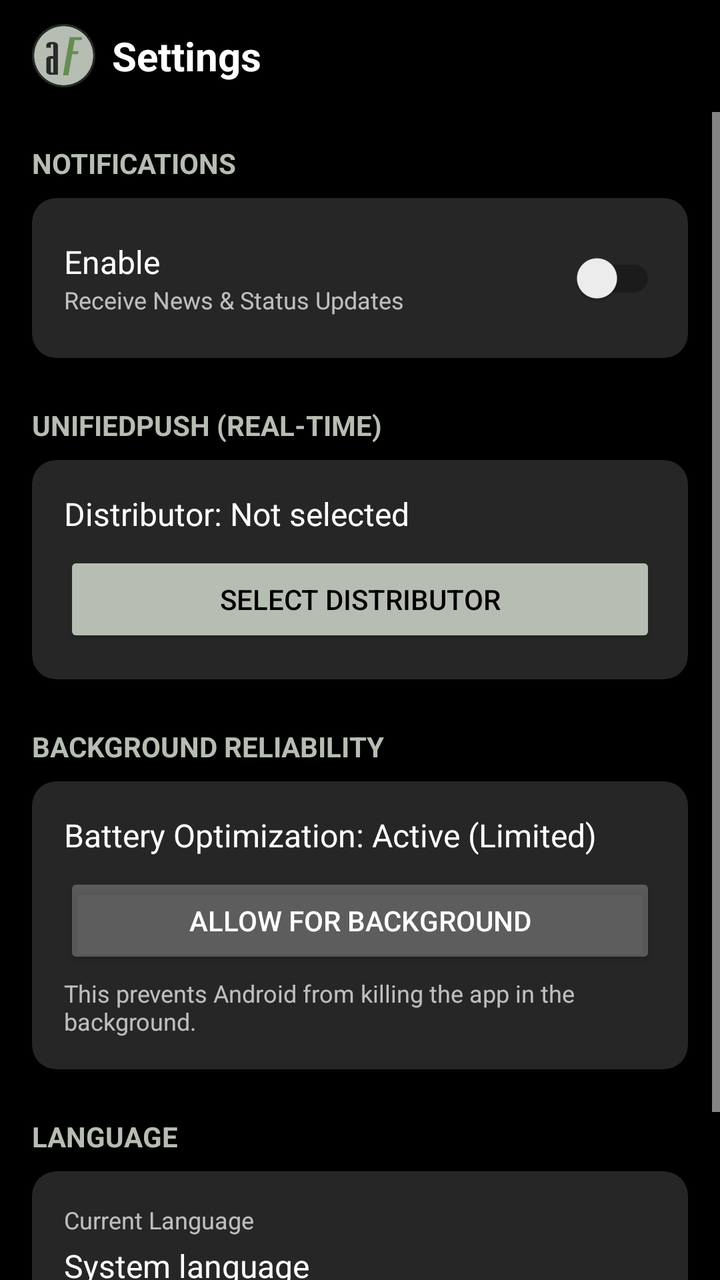
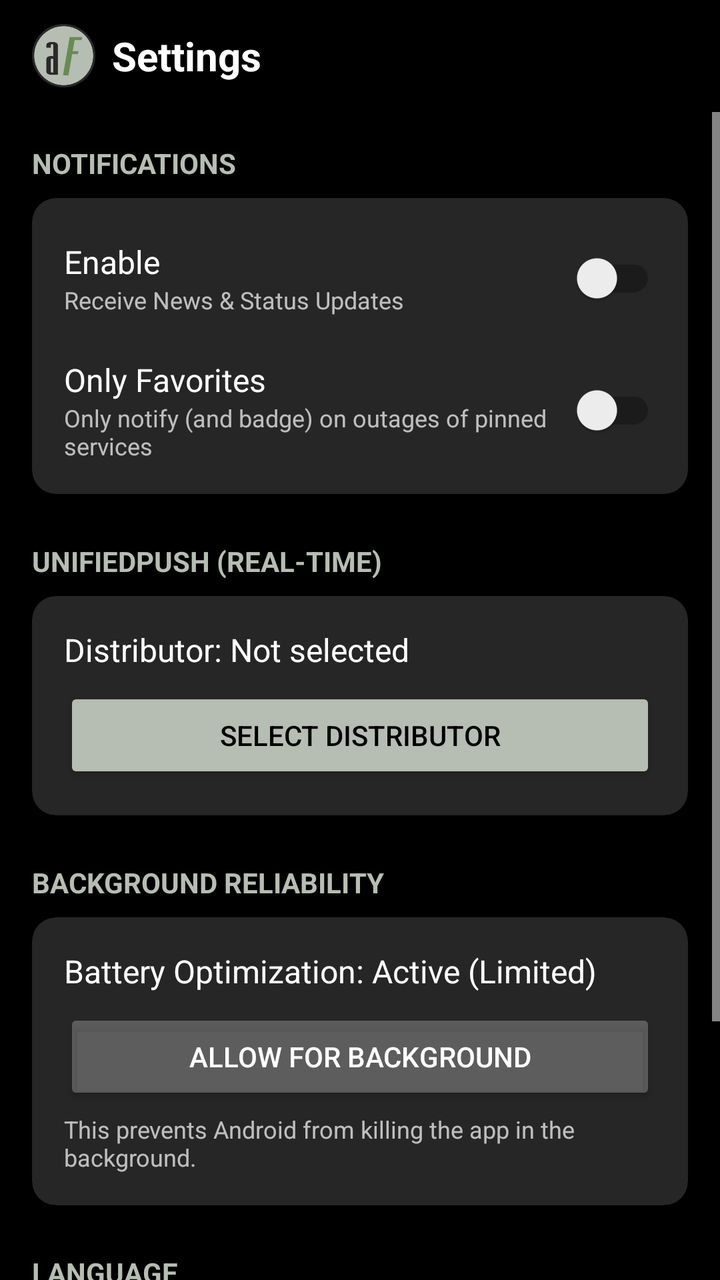

Screens rendered from an Android XML layout before and after an edit, with the pre-edit source and the edit as a unified diff.
<!-- AndroidManifest.xml: application theme Theme.AdminForge -->
<!-- res/layout/activity_settings.xml -->
<?xml version="1.0" encoding="utf-8"?>
<LinearLayout xmlns:android="http://schemas.android.com/apk/res/android"
    xmlns:app="http://schemas.android.com/apk/res-auto"
    android:layout_width="match_parent"
    android:layout_height="match_parent"
    android:orientation="vertical"
    android:background="@android:color/black"
    android:fitsSystemWindows="true">

    <androidx.appcompat.widget.Toolbar
        android:id="@+id/toolbar"
        android:layout_width="match_parent"
        android:layout_height="?attr/actionBarSize"
        android:background="@android:color/black"
        android:theme="@style/ToolbarThemeOverlay"
        app:titleTextColor="@android:color/white">

        <LinearLayout
            android:layout_width="wrap_content"
            android:layout_height="match_parent"
            android:orientation="horizontal"
            android:gravity="center_vertical">
            <ImageView
                android:layout_width="32dp"
                android:layout_height="32dp"
                android:src="@drawable/ic_adminforge_round"
                android:contentDescription="adminForge Logo" />
            <TextView
                android:layout_width="wrap_content"
                android:layout_height="wrap_content"
                android:layout_marginStart="8dp"
                android:text="@string/title_settings"
                android:textColor="@android:color/white"
                android:textSize="20sp"
                android:textStyle="bold" />
        </LinearLayout>

    </androidx.appcompat.widget.Toolbar>

    <ScrollView
        android:layout_width="match_parent"
        android:layout_height="0dp"
        android:layout_weight="1">

        <LinearLayout
            android:layout_width="match_parent"
            android:layout_height="wrap_content"
            android:orientation="vertical"
            android:padding="16dp">

            <TextView
                android:layout_width="wrap_content"
                android:layout_height="wrap_content"
                android:text="@string/section_notifications"
                android:textColor="@color/primary"
                android:textSize="14sp"
                android:textStyle="bold"
                android:textAllCaps="true"
                android:layout_marginBottom="8dp" />

            <androidx.cardview.widget.CardView
                android:layout_width="match_parent"
                android:layout_height="wrap_content"
                app:cardCornerRadius="12dp"
                app:cardBackgroundColor="#262626"
                android:layout_marginBottom="24dp">

                <LinearLayout
                    android:layout_width="match_parent"
                    android:layout_height="wrap_content"
                    android:orientation="vertical"
                    android:padding="16dp">

                    <LinearLayout
                        android:layout_width="match_parent"
                        android:layout_height="wrap_content"
                        android:orientation="horizontal"
                        android:gravity="center_vertical">

                        <LinearLayout
                            android:layout_width="0dp"
                            android:layout_height="wrap_content"
                            android:layout_weight="1"
                            android:orientation="vertical">
                            <TextView
                                android:layout_width="wrap_content"
                                android:layout_height="wrap_content"
                                android:text="@string/enable_notifications"
                                android:textColor="@android:color/white"
                                android:textSize="16sp" />
                            <TextView
                                android:layout_width="wrap_content"
                                android:layout_height="wrap_content"
                                android:text="@string/notifications_summary"
                                android:textColor="?android:attr/textColorSecondary"
                                android:textSize="12sp" />
                        </LinearLayout>

                        <androidx.appcompat.widget.SwitchCompat
                            android:id="@+id/switch_notifications"
                            android:layout_width="wrap_content"
                            android:layout_height="wrap_content" />
                    </LinearLayout>

                    <Button
                        android:id="@+id/btn_test_notification"
                        android:layout_width="match_parent"
                        android:layout_height="wrap_content"
                        android:text="@string/btn_test_notification"
                        android:layout_marginTop="16dp"
                        android:backgroundTint="#40FFFFFF"
                        android:textColor="@android:color/white"
                        android:visibility="gone" />

                </LinearLayout>
            </androidx.cardview.widget.CardView>

            <TextView
                android:id="@+id/label_unified_push"
                android:layout_width="wrap_content"
                android:layout_height="wrap_content"
                android:text="@string/section_unified_push"
                android:textColor="@color/primary"
                android:textSize="14sp"
                android:textStyle="bold"
                android:textAllCaps="true"
                android:layout_marginBottom="8dp" />

            <androidx.cardview.widget.CardView
                android:id="@+id/card_unified_push"
                android:layout_width="match_parent"
                android:layout_height="wrap_content"
                app:cardCornerRadius="12dp"
                app:cardBackgroundColor="#262626"
                android:layout_marginBottom="24dp">

                <LinearLayout
                    android:layout_width="match_parent"
                    android:layout_height="wrap_content"
                    android:orientation="vertical"
                    android:padding="16dp">

                    <TextView
                        android:id="@+id/text_distributor"
                        android:layout_width="wrap_content"
                        android:layout_height="wrap_content"
                        android:text="@string/distributor_none"
                        android:textColor="@android:color/white"
                        android:textSize="16sp" />

                    <Button
                        android:id="@+id/btn_pick_distributor"
                        android:layout_width="match_parent"
                        android:layout_height="wrap_content"
                        android:text="@string/btn_pick_distributor"
                        android:layout_marginTop="8dp"
                        android:backgroundTint="@color/primary"
                        android:textColor="@android:color/black" />

                </LinearLayout>
            </androidx.cardview.widget.CardView>

            <TextView
                android:layout_width="wrap_content"
                android:layout_height="wrap_content"
                android:text="@string/section_battery"
                android:textColor="@color/primary"
                android:textSize="14sp"
                android:textStyle="bold"
                android:textAllCaps="true"
                android:layout_marginBottom="8dp" />

            <androidx.cardview.widget.CardView
                android:layout_width="match_parent"
                android:layout_height="wrap_content"
                app:cardCornerRadius="12dp"
                app:cardBackgroundColor="#262626"
                android:layout_marginBottom="24dp">

                <LinearLayout
                    android:layout_width="match_parent"
                    android:layout_height="wrap_content"
                    android:orientation="vertical"
                    android:padding="16dp">

                    <TextView
                        android:id="@+id/text_battery_status"
                        android:layout_width="wrap_content"
                        android:layout_height="wrap_content"
                        android:text="@string/battery_status_active"
                        android:textColor="@android:color/white"
                        android:textSize="16sp" />

                    <Button
                        android:id="@+id/btn_request_battery_exemption"
                        android:layout_width="match_parent"
                        android:layout_height="wrap_content"
                        android:text="@string/btn_allow_background"
                        android:layout_marginTop="8dp"
                        android:backgroundTint="#40FFFFFF"
                        android:textColor="@android:color/white" />

                    <TextView
                        android:layout_width="wrap_content"
                        android:layout_height="wrap_content"
                        android:text="@string/battery_summary"
                        android:textColor="?android:attr/textColorSecondary"
                        android:textSize="12sp"
                        android:layout_marginTop="4dp" />

                </LinearLayout>
            </androidx.cardview.widget.CardView>

            <TextView
                android:layout_width="wrap_content"
                android:layout_height="wrap_content"
                android:text="@string/section_language"
                android:textColor="@color/primary"
                android:textSize="14sp"
                android:textStyle="bold"
                android:textAllCaps="true"
                android:layout_marginBottom="8dp" />

            <androidx.cardview.widget.CardView
                android:id="@+id/card_language"
                android:layout_width="match_parent"
                android:layout_height="wrap_content"
                app:cardCornerRadius="12dp"
                app:cardBackgroundColor="#262626"
                android:layout_marginBottom="24dp"
                android:clickable="true"
                android:focusable="true"
                android:foreground="?android:attr/selectableItemBackground">

                <LinearLayout
                    android:layout_width="match_parent"
                    android:layout_height="wrap_content"
                    android:orientation="vertical"
                    android:padding="16dp">

                    <TextView
                        android:layout_width="wrap_content"
                        android:layout_height="wrap_content"
                        android:text="@string/current_language"
                        android:textColor="?android:attr/textColorSecondary"
                        android:textSize="12sp" />

                    <TextView
                        android:id="@+id/text_current_language"
                        android:layout_width="wrap_content"
                        android:layout_height="wrap_content"
                        android:text="@string/lang_system"
                        android:textColor="@android:color/white"
                        android:textSize="16sp"
                        android:layout_marginTop="4dp" />

                </LinearLayout>
            </androidx.cardview.widget.CardView>

            <TextView
                android:layout_width="match_parent"
                android:layout_height="wrap_content"
                android:text="@string/background_notice"
                android:textColor="?android:attr/textColorSecondary"
                android:textSize="12sp"
                android:gravity="center"
                android:layout_marginTop="8dp" />

        </LinearLayout>
    </ScrollView>

</LinearLayout>
<!-- resources referenced by this layout -->
<resources>
  <color name="primary">#b6bdb2</color>
  <!-- drawable ic_adminforge_round: png bitmap (drawable, 9608 bytes) -->
  <string name="background_notice">Note: If UnifiedPush is unavailable, the app checks for updates every 10-15 min in the background.</string>
  <string name="battery_status_active">Battery Optimization: Active (Limited)</string>
  <string name="battery_summary">This prevents Android from killing the app in the background.</string>
  <string name="btn_allow_background">Allow for Background</string>
  <string name="btn_pick_distributor">Select Distributor</string>
  <string name="btn_test_notification">Send Test Notification</string>
  <string name="current_language">Current Language</string>
  <string name="distributor_none">Distributor: Not selected</string>
  <string name="enable_notifications">Enable</string>
  <string name="lang_system">System language</string>
  <string name="notifications_summary">Receive News &amp; Status Updates</string>
  <string name="section_battery">Background Reliability</string>
  <string name="section_language">Language</string>
  <string name="section_notifications">Notifications</string>
  <string name="section_unified_push">UnifiedPush (Real-time)</string>
  <string name="title_settings">Settings</string>
  <style name="ToolbarThemeOverlay" parent="ThemeOverlay.AppCompat.Dark.ActionBar">
          <item name="colorControlNormal">#FFFFFF</item>
      </style>
  <style name="Theme.AdminForge" parent="Theme.MaterialComponents.DayNight.NoActionBar">
          
          <item name="colorPrimary">@color/primary</item>
          <item name="colorAccent">@color/primary</item>
          <item name="colorControlNormal">#FFFFFF</item>
          <item name="android:windowBackground">@android:color/black</item>
          <item name="android:colorBackground">@android:color/black</item>
          <item name="android:statusBarColor">@android:color/black</item>
          <item name="android:windowLightStatusBar">false</item>
          <item name="android:textColorPrimary">#FFFFFF</item>
          <item name="android:textColorSecondary">#B3FFFFFF</item>
          <item name="colorSurface">@android:color/black</item>
          <item name="colorOnSurface">#FFFFFF</item>
          <item name="alertDialogTheme">@style/Theme.AdminForge.Dialog</item>
          <item name="materialAlertDialogTheme">@style/Theme.AdminForge.Dialog</item>
      </style>
  <style name="Theme.AdminForge.Dialog" parent="Theme.MaterialComponents.DayNight.Dialog.Alert">
          <item name="android:textColorPrimary">#FFFFFF</item>
          <item name="android:textColorSecondary">#B3FFFFFF</item>
          <item name="android:colorBackground">#1F1F1F</item>
          <item name="colorSurface">#1F1F1F</item>
          <item name="colorOnSurface">#FFFFFF</item>
      </style>
</resources>

<!-- the commit's change to res/layout/activity_settings.xml (unified diff, before → after) -->
@@ -102,6 +102,38 @@
                             android:layout_height="wrap_content" />
                     </LinearLayout>
 
+                    <LinearLayout
+                        android:layout_width="match_parent"
+                        android:layout_height="wrap_content"
+                        android:orientation="horizontal"
+                        android:gravity="center_vertical"
+                        android:layout_marginTop="16dp">
+
+                        <LinearLayout
+                            android:layout_width="0dp"
+                            android:layout_height="wrap_content"
+                            android:layout_weight="1"
+                            android:orientation="vertical">
+                            <TextView
+                                android:layout_width="wrap_content"
+                                android:layout_height="wrap_content"
+                                android:text="@string/favorites_only_notifications"
+                                android:textColor="@android:color/white"
+                                android:textSize="16sp" />
+                            <TextView
+                                android:layout_width="wrap_content"
+                                android:layout_height="wrap_content"
+                                android:text="@string/favorites_only_notifications_summary"
+                                android:textColor="?android:attr/textColorSecondary"
+                                android:textSize="12sp" />
+                        </LinearLayout>
+
+                        <androidx.appcompat.widget.SwitchCompat
+                            android:id="@+id/switch_favorites_only"
+                            android:layout_width="wrap_content"
+                            android:layout_height="wrap_content" />
+                    </LinearLayout>
+
                     <Button
                         android:id="@+id/btn_test_notification"
                         android:layout_width="match_parent"
<!-- resource entries referenced after the edit -->
@@ -11,6 +11,8 @@
   <string name="current_language">Current Language</string>
   <string name="distributor_none">Distributor: Not selected</string>
   <string name="enable_notifications">Enable</string>
+  <string name="favorites_only_notifications">Only Favorites</string>
+  <string name="favorites_only_notifications_summary">Only notify (and badge) on outages of pinned services</string>
   <string name="lang_system">System language</string>
   <string name="notifications_summary">Receive News &amp; Status Updates</string>
   <string name="section_battery">Background Reliability</string>
